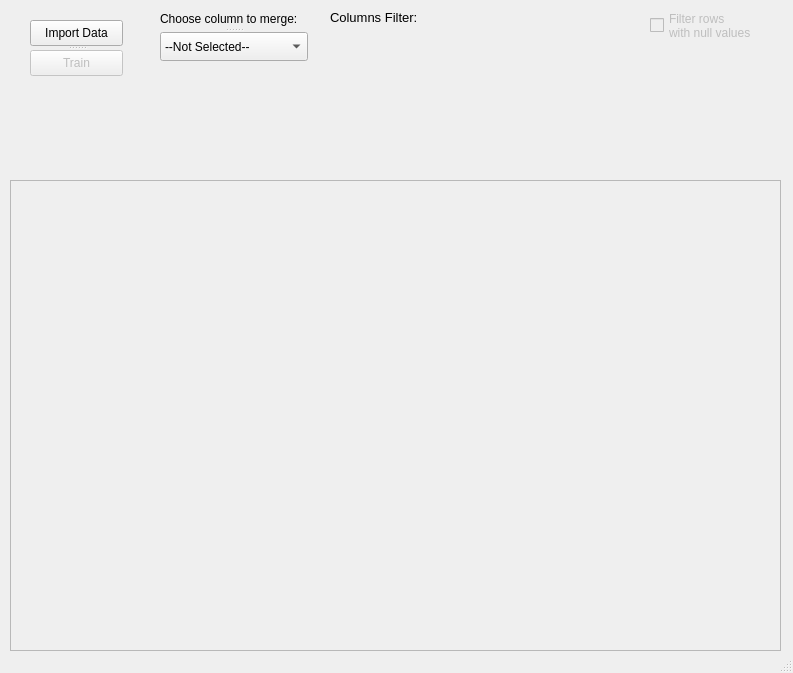
This is ML/ML.ui in roiweinreb/Qt_ML as Qt 5 draws it before an edit. The edited form follows.
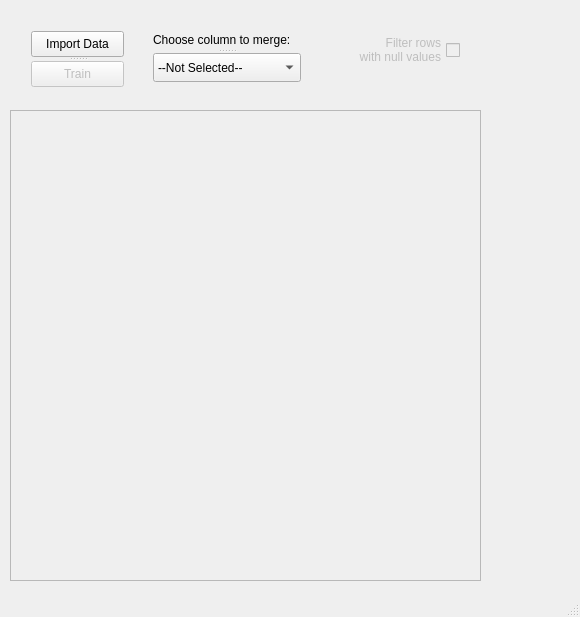
This is the edited form.

The edit to the form file:
```diff
--- a/ML/ML.ui
+++ b/ML/ML.ui
@@ -6,8 +6,8 @@
    <rect>
     <x>0</x>
     <y>0</y>
-    <width>793</width>
-    <height>673</height>
+    <width>580</width>
+    <height>617</height>
    </rect>
   </property>
   <property name="windowTitle">
@@ -21,88 +21,19 @@
     <property name="geometry">
      <rect>
       <x>10</x>
-      <y>180</y>
-      <width>771</width>
+      <y>110</y>
+      <width>471</width>
       <height>471</height>
      </rect>
     </property>
    </widget>
-   <widget class="QWidget" name="wChoose" native="true">
-    <property name="geometry">
-     <rect>
-      <x>160</x>
-      <y>0</y>
-      <width>161</width>
-      <height>66</height>
-     </rect>
-    </property>
-    <widget class="QSplitter" name="splitter_2">
-     <property name="geometry">
-      <rect>
-       <x>0</x>
-       <y>10</y>
-       <width>148</width>
-       <height>51</height>
-      </rect>
-     </property>
-     <property name="orientation">
-      <enum>Qt::Vertical</enum>
-     </property>
-     <widget class="QLabel" name="lblMerge">
-      <property name="font">
-       <font>
-        <family>Arial</family>
-        <pointsize>9</pointsize>
-       </font>
-      </property>
-      <property name="text">
-       <string>Choose column to merge:</string>
-      </property>
-     </widget>
-     <widget class="QComboBox" name="cbCommon">
-      <property name="sizePolicy">
-       <sizepolicy hsizetype="Preferred" vsizetype="Fixed">
-        <horstretch>0</horstretch>
-        <verstretch>0</verstretch>
-       </sizepolicy>
-      </property>
-      <item>
-       <property name="text">
-        <string>--Not Selected--</string>
-       </property>
-      </item>
-     </widget>
-    </widget>
-   </widget>
-   <widget class="QCheckBox" name="cbxFilter">
-    <property name="enabled">
-     <bool>false</bool>
-    </property>
-    <property name="geometry">
-     <rect>
-      <x>650</x>
-      <y>10</y>
-      <width>111</width>
-      <height>31</height>
-     </rect>
-    </property>
-    <property name="font">
-     <font>
-      <pointsize>9</pointsize>
-     </font>
-    </property>
-    <property name="text">
-     <string>Filter rows
-with null values</string>
-    </property>
-   </widget>
    <widget class="QWidget" name="wColFilter" native="true">
     <property name="geometry">
      <rect>
-      <x>330</x>
-      <y>10</y>
-      <width>311</width>
-      <height>151</height>
+      <x>890</x>
+      <y>20</y>
+      <width>91</width>
+      <height>51</height>
      </rect>
     </property>
     <widget class="QLabel" name="lblColFil">
@@ -128,41 +59,189 @@
      </property>
     </widget>
    </widget>
-   <widget class="QWidget" name="w1" native="true">
+   <widget class="QWidget" name="wTools" native="true">
     <property name="geometry">
      <rect>
-      <x>20</x>
+      <x>10</x>
       <y>10</y>
-      <width>120</width>
-      <height>80</height>
+      <width>471</width>
+      <height>81</height>
      </rect>
     </property>
-    <widget class="QSplitter" name="splitter">
-     <property name="geometry">
-      <rect>
-       <x>10</x>
-       <y>10</y>
-       <width>93</width>
-       <height>56</height>
-      </rect>
-     </property>
-     <property name="orientation">
-      <enum>Qt::Vertical</enum>
-     </property>
-     <widget class="QPushButton" name="btnData">
-      <property name="text">
-       <string>Import Data</string>
-      </property>
-     </widget>
-     <widget class="QPushButton" name="btnTrain">
-      <property name="enabled">
-       <bool>false</bool>
-      </property>
-      <property name="text">
-       <string>Train</string>
-      </property>
-     </widget>
-    </widget>
+    <property name="minimumSize">
+     <size>
+      <width>431</width>
+      <height>81</height>
+     </size>
+    </property>
+    <layout class="QHBoxLayout" name="horizontalLayout" stretch="2,0,4,0,1,0">
+     <item>
+      <widget class="QWidget" name="w1" native="true">
+       <property name="minimumSize">
+        <size>
+         <width>108</width>
+         <height>79</height>
+        </size>
+       </property>
+       <widget class="QSplitter" name="splitter">
+        <property name="geometry">
+         <rect>
+          <x>10</x>
+          <y>10</y>
+          <width>93</width>
+          <height>56</height>
+         </rect>
+        </property>
+        <property name="orientation">
+         <enum>Qt::Vertical</enum>
+        </property>
+        <widget class="QPushButton" name="btnData">
+         <property name="font">
+          <font>
+           <family>Arial</family>
+          </font>
+         </property>
+         <property name="text">
+          <string>Import Data</string>
+         </property>
+        </widget>
+        <widget class="QPushButton" name="btnTrain">
+         <property name="enabled">
+          <bool>false</bool>
+         </property>
+         <property name="font">
+          <font>
+           <family>Arial</family>
+          </font>
+         </property>
+         <property name="text">
+          <string>Train</string>
+         </property>
+        </widget>
+       </widget>
+      </widget>
+     </item>
+     <item>
+      <spacer name="horizontalSpacer">
+       <property name="orientation">
+        <enum>Qt::Horizontal</enum>
+       </property>
+       <property name="sizeType">
+        <enum>QSizePolicy::Minimum</enum>
+       </property>
+       <property name="sizeHint" stdset="0">
+        <size>
+         <width>18</width>
+         <height>20</height>
+        </size>
+       </property>
+      </spacer>
+     </item>
+     <item>
+      <widget class="QWidget" name="wChoose" native="true">
+       <property name="minimumSize">
+        <size>
+         <width>157</width>
+         <height>79</height>
+        </size>
+       </property>
+       <widget class="QSplitter" name="splitter_2">
+        <property name="geometry">
+         <rect>
+          <x>0</x>
+          <y>10</y>
+          <width>148</width>
+          <height>51</height>
+         </rect>
+        </property>
+        <property name="orientation">
+         <enum>Qt::Vertical</enum>
+        </property>
+        <widget class="QLabel" name="lblMerge">
+         <property name="font">
+          <font>
+           <family>Arial</family>
+           <pointsize>9</pointsize>
+          </font>
+         </property>
+         <property name="text">
+          <string>Choose column to merge:</string>
+         </property>
+        </widget>
+        <widget class="QComboBox" name="cbCommon">
+         <property name="sizePolicy">
+          <sizepolicy hsizetype="Preferred" vsizetype="Fixed">
+           <horstretch>0</horstretch>
+           <verstretch>0</verstretch>
+          </sizepolicy>
+         </property>
+         <property name="font">
+          <font>
+           <family>Arial</family>
+          </font>
+         </property>
+         <item>
+          <property name="text">
+           <string>--Not Selected--</string>
+          </property>
+         </item>
+        </widget>
+       </widget>
+      </widget>
+     </item>
+     <item>
+      <spacer name="horizontalSpacer_2">
+       <property name="orientation">
+        <enum>Qt::Horizontal</enum>
+       </property>
+       <property name="sizeType">
+        <enum>QSizePolicy::Minimum</enum>
+       </property>
+       <property name="sizeHint" stdset="0">
+        <size>
+         <width>18</width>
+         <height>20</height>
+        </size>
+       </property>
+      </spacer>
+     </item>
+     <item>
+      <widget class="QCheckBox" name="cbxFilter">
+       <property name="enabled">
+        <bool>false</bool>
+       </property>
+       <property name="font">
+        <font>
+         <family>Arial</family>
+         <pointsize>9</pointsize>
+        </font>
+       </property>
+       <property name="layoutDirection">
+        <enum>Qt::RightToLeft</enum>
+       </property>
+       <property name="text">
+        <string>Filter rows
+with null values</string>
+       </property>
+      </widget>
+     </item>
+     <item>
+      <spacer name="horizontalSpacer_3">
+       <property name="orientation">
+        <enum>Qt::Horizontal</enum>
+       </property>
+       <property name="sizeType">
+        <enum>QSizePolicy::Fixed</enum>
+       </property>
+       <property name="sizeHint" stdset="0">
+        <size>
+         <width>10</width>
+         <height>20</height>
+        </size>
+       </property>
+      </spacer>
+     </item>
+    </layout>
    </widget>
   </widget>
   <widget class="QStatusBar" name="statusBar"/>
```
